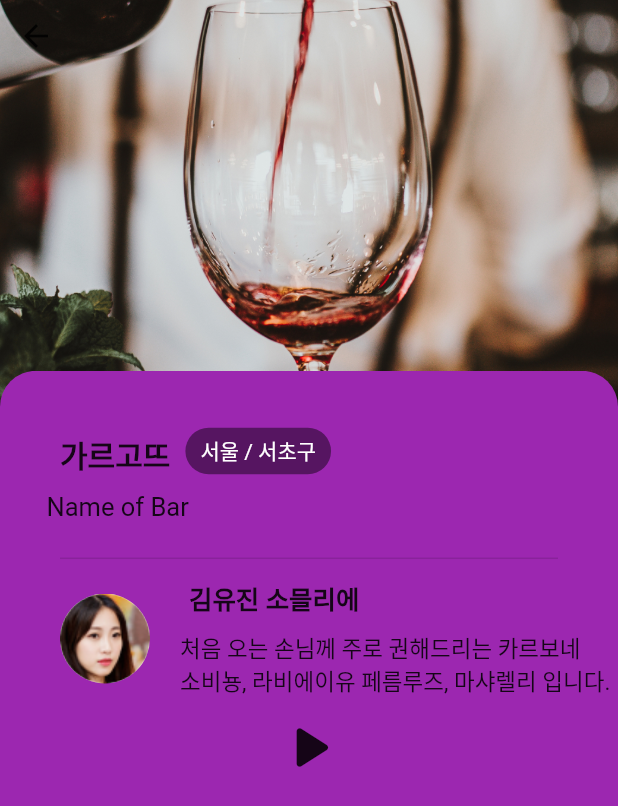
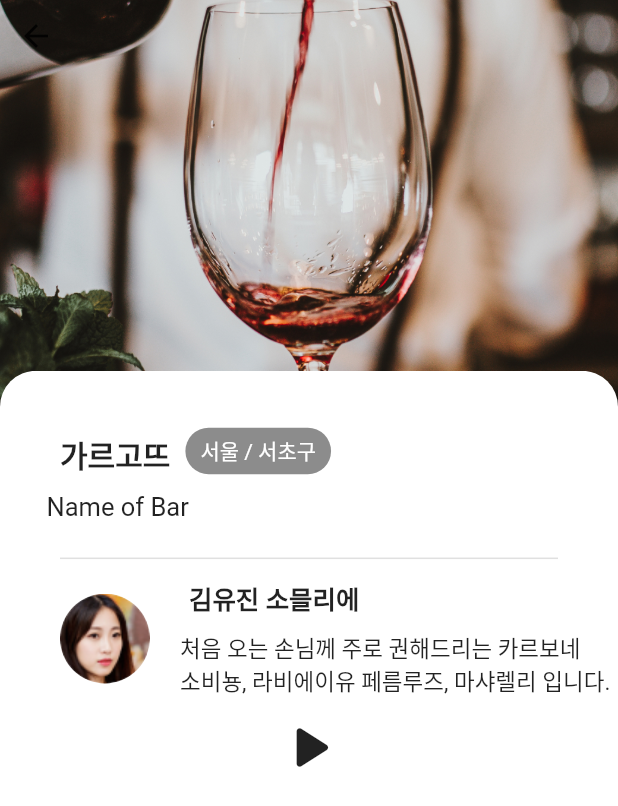
Before and after one commit to youngmi97/winepedia, a Flutter app: the DetailsScreen screen opened directly with sample values from the repository, on a phone screen of 412 x 824 dp. Shown: the top 806 px of the screen. Run offline on Flutter 3.47's test engine with Material 2 defaults, Android fonts, the phone set to English and light mode, and no system bars; our stand-ins replace audioplayers.

Commit message:
changed screen color to whit

```diff
--- a/lib/screens/details/components/body.dart
+++ b/lib/screens/details/components/body.dart
@@ -52,7 +52,7 @@
                                   //     onVerticalDragDown: (event) =>
                                   //         Navigator.pop(context)),
                                   decoration: const BoxDecoration(
-                                      color: Colors.purple,
+                                      color: Colors.white,
                                       borderRadius: BorderRadius.only(
                                           topLeft: Radius.circular(24),
                                           topRight: Radius.circular(24)))),
```
